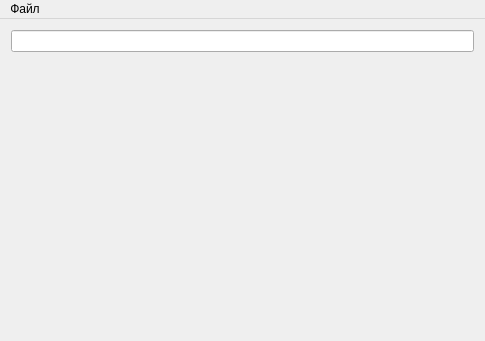
Demonist/TCS, file Control/ControlManager/controlmanagermainwindow.ui: the form before one commit.
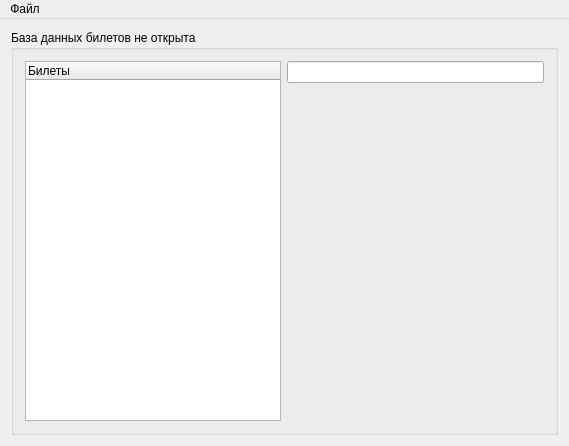
The form after the commit.

```diff
--- a/Control/ControlManager/controlmanagermainwindow.ui
+++ b/Control/ControlManager/controlmanagermainwindow.ui
@@ -6,8 +6,8 @@
    <rect>
     <x>0</x>
     <y>0</y>
-    <width>485</width>
-    <height>341</height>
+    <width>569</width>
+    <height>446</height>
    </rect>
   </property>
   <property name="windowTitle">
@@ -16,15 +16,49 @@
   <widget class="QWidget" name="centralWidget">
    <layout class="QGridLayout" name="gridLayout">
     <item row="0" column="0">
-     <widget class="QLineEdit" name="leGetBarcode">
-      <property name="readOnly">
-       <bool>false</bool>
+     <widget class="QGroupBox" name="groupBox">
+      <property name="title">
+       <string>База данных билетов не открыта</string>
       </property>
+      <layout class="QGridLayout" name="gridLayout_2">
+       <item row="0" column="0">
+        <widget class="QTreeWidget" name="twBarcodeControl">
+         <property name="enabled">
+          <bool>true</bool>
+         </property>
+         <property name="sizePolicy">
+          <sizepolicy hsizetype="Minimum" vsizetype="Expanding">
+           <horstretch>0</horstretch>
+           <verstretch>0</verstretch>
+          </sizepolicy>
+         </property>
+         <property name="focusPolicy">
+          <enum>Qt::NoFocus</enum>
+         </property>
+         <column>
+          <property name="text">
+           <string>Билеты</string>
+          </property>
+         </column>
+        </widget>
+       </item>
+       <item row="0" column="1">
+        <layout class="QVBoxLayout" name="verticalLayout">
+         <item>
+          <widget class="QLineEdit" name="leGetBarcode">
+           <property name="readOnly">
+            <bool>false</bool>
+           </property>
+          </widget>
+         </item>
+         <item>
+          <widget class="QWidget" name="wOutResult" native="true"/>
+         </item>
+        </layout>
+       </item>
+      </layout>
      </widget>
     </item>
-    <item row="1" column="0">
-     <widget class="QWidget" name="wOutResult" native="true"/>
-    </item>
    </layout>
   </widget>
   <widget class="QMenuBar" name="menuBar">
@@ -32,7 +66,7 @@
     <rect>
      <x>0</x>
      <y>0</y>
-     <width>485</width>
+     <width>569</width>
      <height>21</height>
     </rect>
    </property>
```
Left out of the diff: 2 changed lines with no effect on the pictures.
